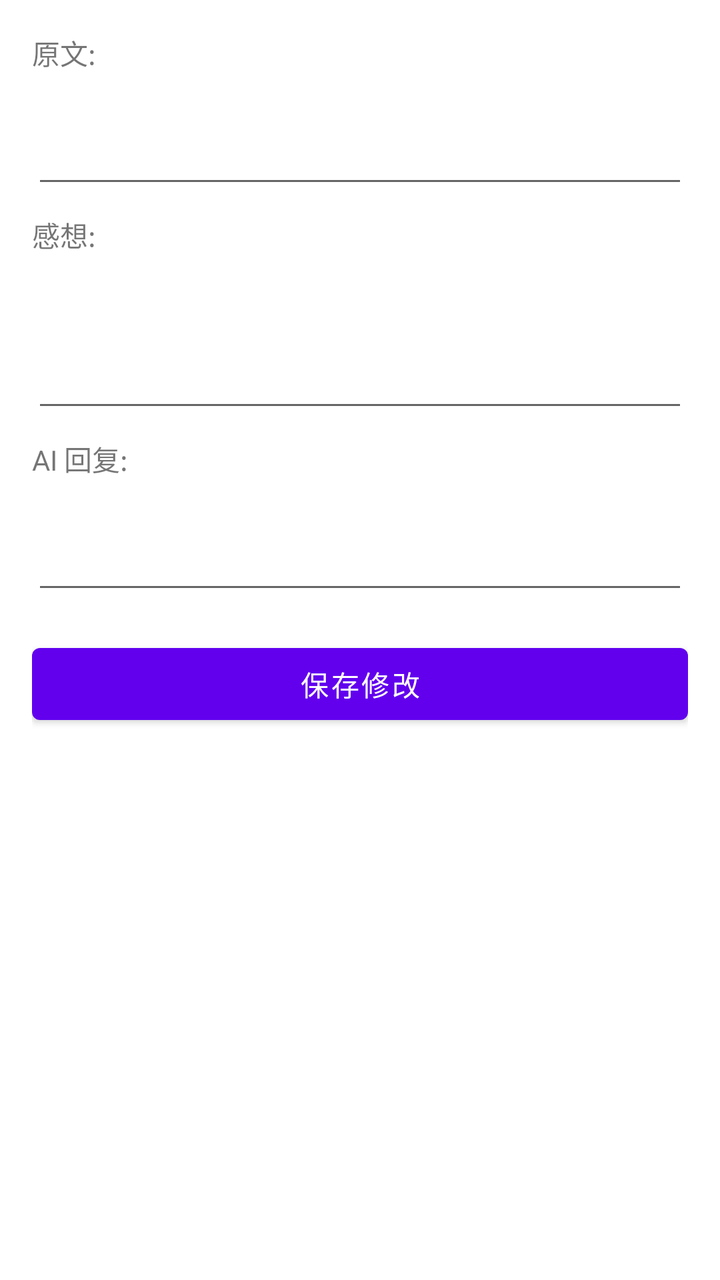
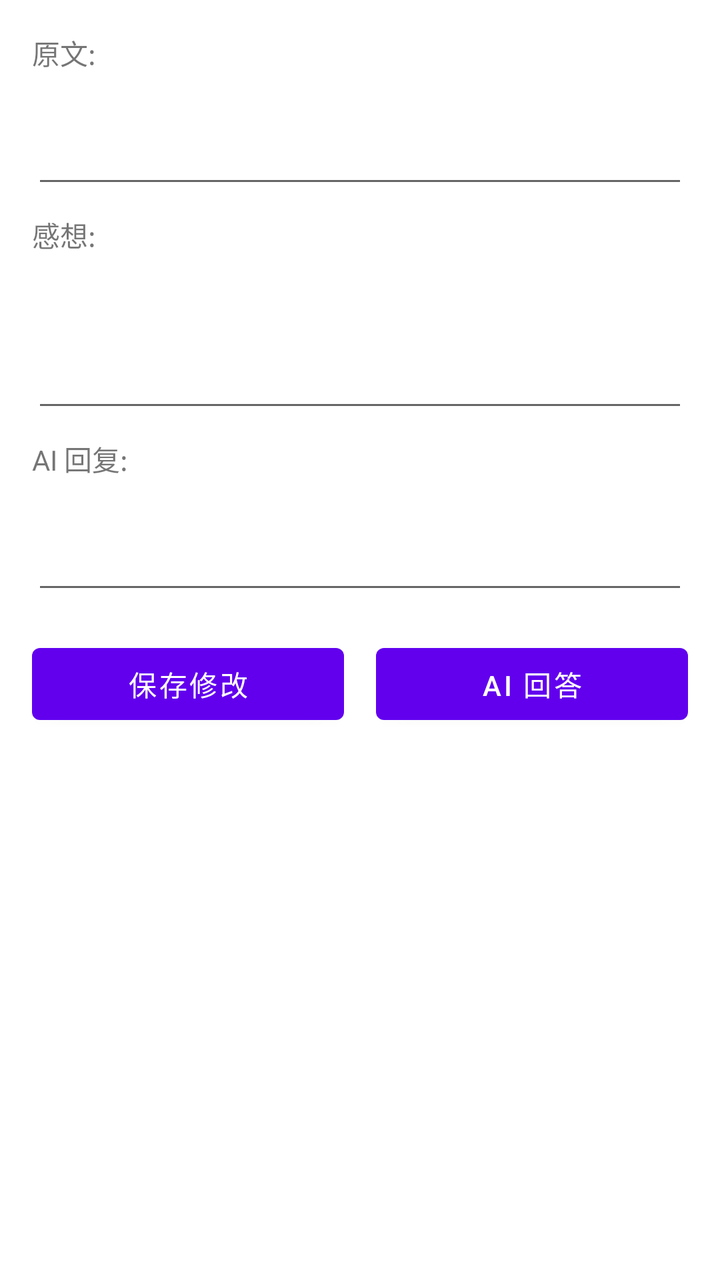

Screens rendered from an Android XML layout before and after an edit, with the pre-edit source and the edit as a unified diff.
<!-- AndroidManifest.xml: fallback theme Theme.MaterialComponents.DayNight.NoActionBar -->
<!-- res/layout/activity_note_detail.xml -->
<?xml version="1.0" encoding="utf-8"?>
<LinearLayout xmlns:android="http://schemas.android.com/apk/res/android"
    android:layout_width="match_parent" android:layout_height="match_parent"
    android:orientation="vertical" android:padding="16dp">
    <TextView android:layout_width="wrap_content" android:layout_height="wrap_content" android:text="原文:"/>
    <EditText android:id="@+id/edit_selected_text" android:layout_width="match_parent" android:layout_height="wrap_content" android:minLines="2"/>
    <TextView android:layout_width="wrap_content" android:layout_height="wrap_content" android:text="感想:" android:layout_marginTop="8dp"/>
    <EditText android:id="@+id/edit_thought" android:layout_width="match_parent" android:layout_height="wrap_content" android:minLines="3"/>
    <TextView android:layout_width="wrap_content" android:layout_height="wrap_content" android:text="AI 回复:" android:layout_marginTop="8dp"/>
    <EditText android:id="@+id/edit_ai_response" android:layout_width="match_parent" android:layout_height="wrap_content" android:minLines="2"/>
    <Button android:id="@+id/btn_save_changes" android:layout_width="match_parent" android:layout_height="wrap_content" android:text="保存修改" android:layout_marginTop="16dp"/>
</LinearLayout>
<!-- resources referenced by this layout -->
<resources>

</resources>

<!-- the commit's change to res/layout/activity_note_detail.xml (unified diff, before → after) -->
@@ -8,5 +8,27 @@
     <EditText android:id="@+id/edit_thought" android:layout_width="match_parent" android:layout_height="wrap_content" android:minLines="3"/>
     <TextView android:layout_width="wrap_content" android:layout_height="wrap_content" android:text="AI 回复:" android:layout_marginTop="8dp"/>
     <EditText android:id="@+id/edit_ai_response" android:layout_width="match_parent" android:layout_height="wrap_content" android:minLines="2"/>
-    <Button android:id="@+id/btn_save_changes" android:layout_width="match_parent" android:layout_height="wrap_content" android:text="保存修改" android:layout_marginTop="16dp"/>
+    
+    <LinearLayout
+        android:layout_width="match_parent"
+        android:layout_height="wrap_content"
+        android:orientation="horizontal"
+        android:layout_marginTop="16dp">
+        
+        <Button
+            android:id="@+id/btn_save_changes"
+            android:layout_width="0dp"
+            android:layout_height="wrap_content"
+            android:layout_weight="1"
+            android:text="保存修改"
+            android:layout_marginEnd="8dp"/>
+            
+        <Button
+            android:id="@+id/btn_ai_reply"
+            android:layout_width="0dp"
+            android:layout_height="wrap_content"
+            android:layout_weight="1"
+            android:text="AI 回答"
+            android:layout_marginStart="8dp"/>
+    </LinearLayout>
 </LinearLayout>
